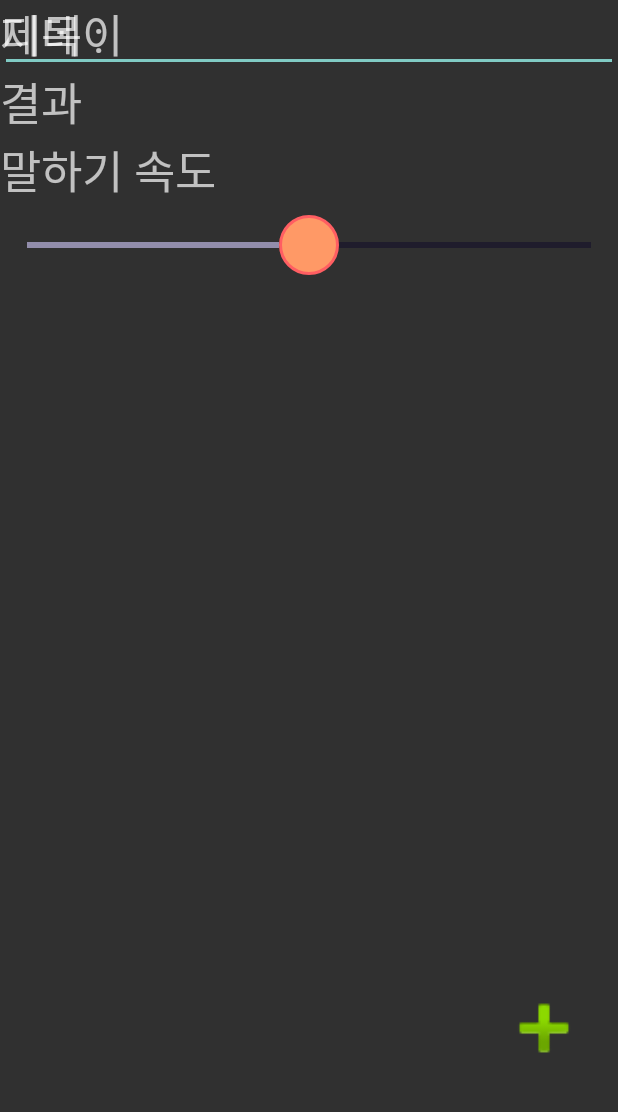
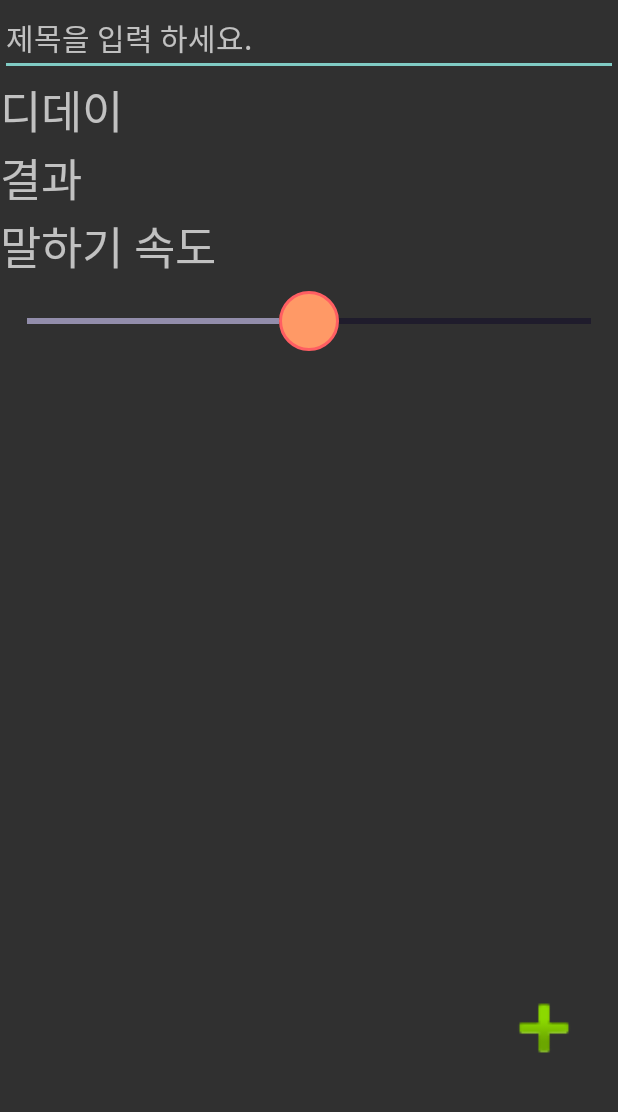
Before and after one commit to wdv96wdv/D-day, an Android app: the layout activity_main.xml on its own in the app's theme, with its tools: preview values and no code run, on a phone screen of 412 x 824 dp, the part 101-1213 px from its top. Run offline under Robolectric (Android 15) with nearby library versions, the phone set to English and light mode, and no system bars.

Commit message:
메인액티비티 수정

```diff
--- a/app/src/main/java/halla/icsw/d_day/MainActivity.java
+++ b/app/src/main/java/halla/icsw/d_day/MainActivity.java
@@ -29,6 +29,7 @@ import android.view.MenuItem;
 import android.view.View;
 import android.widget.ArrayAdapter;
 import android.widget.DatePicker;
+import android.widget.EditText;
 import android.widget.ImageButton;
 import android.widget.ImageView;
 import android.widget.ListView;
--- a/app/src/main/res/layout/activity_main.xml
+++ b/app/src/main/res/layout/activity_main.xml
@@ -33,20 +33,14 @@
         android:scaleType="fitCenter"
         app:srcCompat="@android:drawable/ic_input_add" />
 
-    <TextView
-        android:layout_width="wrap_content"
-        android:layout_height="wrap_content"
-        android:layout_below="@id/d_day"
-        android:fontFamily="@font/font1"
-        android:text="제목 : "
-        android:textSize="30dp" />
+
 
     <EditText
         android:id="@+id/title"
         android:layout_width="match_parent"
         android:layout_height="wrap_content"
         android:layout_below="@id/d_day"
-        android:layout_toRightOf="@+id/today"
+        android:hint="제목을 입력 하세요."
         android:ems="10"
         android:fontFamily="@font/font1"
         android:inputType="textPersonName"
@@ -56,7 +50,7 @@
         android:id="@+id/dday"
         android:layout_width="wrap_content"
         android:layout_height="wrap_content"
-        android:layout_below="@+id/d_day"
+        android:layout_below="@+id/title"
         android:text="디데이"
         android:textSize="30dp"
         android:fontFamily="@font/font1"/>
```
